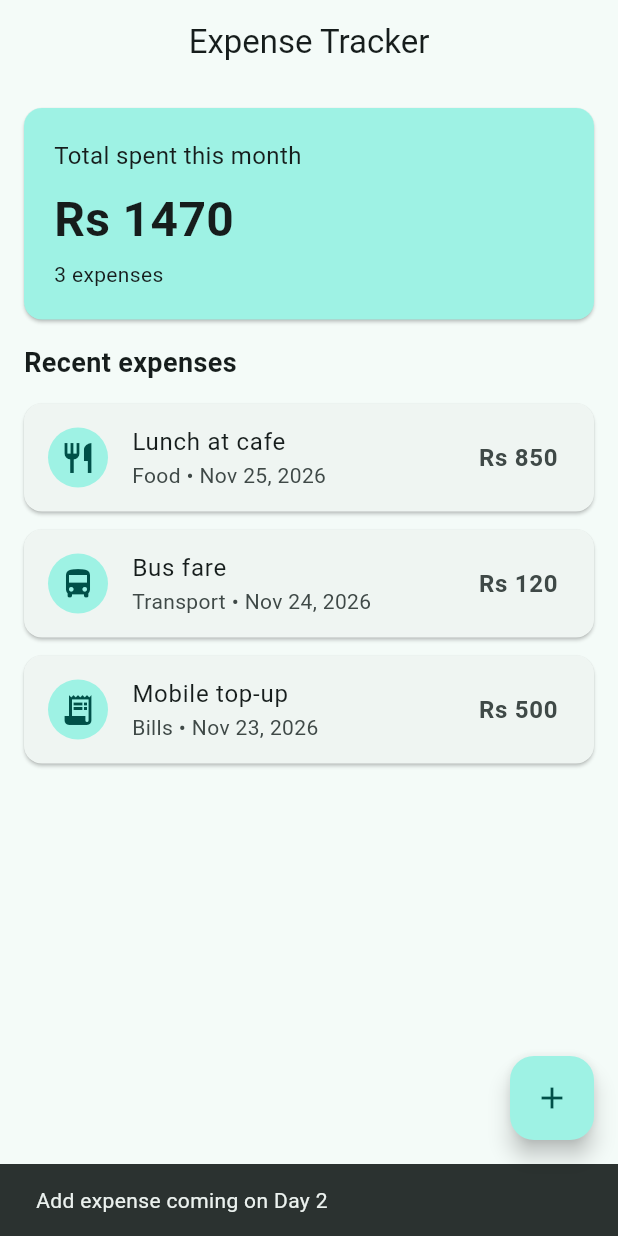
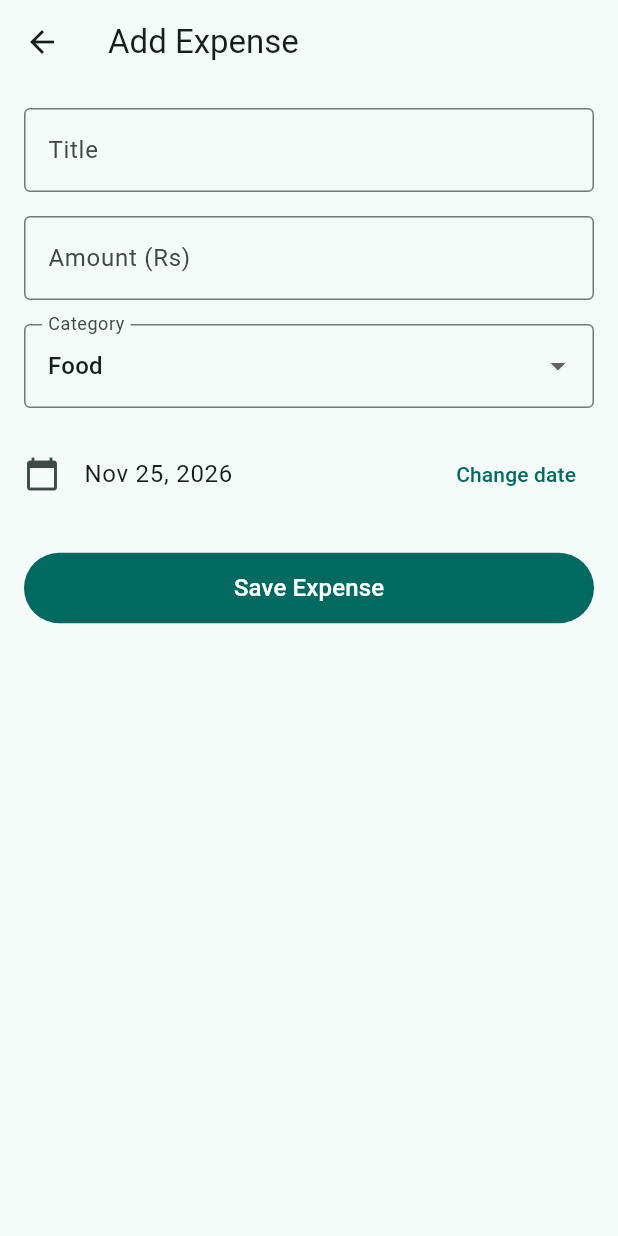
Before and after one commit to alizainanwar/flutter-expense-tracker, a Flutter app: the screen it shows after launch, after a tap on the "add" icon, on a phone screen of 412 x 824 dp. Run offline on Flutter 3.47's test engine with Material 3 defaults, Android fonts, the phone set to English and light mode, and no system bars.

Commit message:
Day 2: Add-expense form

```diff
--- a/lib/main.dart
+++ b/lib/main.dart
@@ -1,9 +1,16 @@
 import 'package:flutter/material.dart';
+import 'package:provider/provider.dart';
 
+import 'providers/expense_provider.dart';
 import 'screens/home_screen.dart';
 
 void main() {
-  runApp(const ExpenseTrackerApp());
+  runApp(
+    ChangeNotifierProvider(
+      create: (_) => ExpenseProvider(),
+      child: const ExpenseTrackerApp(),
+    ),
+  );
 }
 
 class ExpenseTrackerApp extends StatelessWidget {
--- /dev/null
+++ b/lib/providers/expense_provider.dart
@@ -0,0 +1,40 @@
+import 'package:flutter/foundation.dart';
+
+import '../models/expense.dart';
+
+/// Simple state for the expense list. Day 2: in-memory only,
+/// local storage arrives on Day 3.
+class ExpenseProvider extends ChangeNotifier {
+  final List<Expense> _expenses = [
+    Expense(
+      id: '1',
+      title: 'Lunch at cafe',
+      amount: 850,
+      category: 'Food',
+      date: DateTime.now(),
+    ),
+    Expense(
+      id: '2',
+      title: 'Bus fare',
+      amount: 120,
+      category: 'Transport',
+      date: DateTime.now().subtract(const Duration(days: 1)),
+    ),
+    Expense(
+      id: '3',
+      title: 'Mobile top-up',
+      amount: 500,
+      category: 'Bills',
+      date: DateTime.now().subtract(const Duration(days: 2)),
+    ),
+  ];
+
+  List<Expense> get expenses => List.unmodifiable(_expenses);
+
+  double get totalSpent => _expenses.fold(0, (sum, e) => sum + e.amount);
+
+  void addExpense(Expense expense) {
+    _expenses.insert(0, expense);
+    notifyListeners();
+  }
+}
--- /dev/null
+++ b/lib/screens/add_expense_screen.dart
@@ -0,0 +1,138 @@
+import 'package:flutter/material.dart';
+import 'package:intl/intl.dart';
+import 'package:provider/provider.dart';
+
+import '../models/expense.dart';
+import '../providers/expense_provider.dart';
+
+/// Add-expense form: title, amount, category picker, date picker.
+class AddExpenseScreen extends StatefulWidget {
+  const AddExpenseScreen({super.key});
+
+  @override
+  State<AddExpenseScreen> createState() => _AddExpenseScreenState();
+}
+
+class _AddExpenseScreenState extends State<AddExpenseScreen> {
+  final _formKey = GlobalKey<FormState>();
+  final _titleController = TextEditingController();
+  final _amountController = TextEditingController();
+  String _category = ExpenseCategories.all.first;
+  DateTime _date = DateTime.now();
+
+  @override
+  void dispose() {
+    _titleController.dispose();
+    _amountController.dispose();
+    super.dispose();
+  }
+
+  Future<void> _pickDate() async {
+    final picked = await showDatePicker(
+      context: context,
+      initialDate: _date,
+      firstDate: DateTime(2020),
+      lastDate: DateTime.now(),
+    );
+    if (picked != null) {
+      setState(() => _date = picked);
+    }
+  }
+
+  void _save() {
+    if (!_formKey.currentState!.validate()) return;
+
+    final expense = Expense(
+      id: DateTime.now().millisecondsSinceEpoch.toString(),
+      title: _titleController.text.trim(),
+      amount: double.parse(_amountController.text.trim()),
+      category: _category,
+      date: _date,
+    );
+
+    context.read<ExpenseProvider>().addExpense(expense);
+    Navigator.of(context).pop();
+  }
+
+  @override
+  Widget build(BuildContext context) {
+    return Scaffold(
+      appBar: AppBar(title: const Text('Add Expense')),
+      body: Padding(
+        padding: const EdgeInsets.all(16),
+        child: Form(
+          key: _formKey,
+          child: Column(
+            crossAxisAlignment: CrossAxisAlignment.stretch,
+            children: [
+              TextFormField(
+                controller: _titleController,
+                decoration: const InputDecoration(
+                  labelText: 'Title',
+                  border: OutlineInputBorder(),
+                ),
+                validator: (value) =>
+                    value == null || value.trim().isEmpty
+                        ? 'Please enter a title'
+                        : null,
+              ),
+              const SizedBox(height: 16),
+              TextFormField(
+                controller: _amountController,
+                keyboardType: TextInputType.number,
+                decoration: const InputDecoration(
+                  labelText: 'Amount (Rs)',
+                  border: OutlineInputBorder(),
+                ),
+                validator: (value) {
+                  final amount = double.tryParse(value?.trim() ?? '');
+                  if (amount == null || amount <= 0) {
+                    return 'Please enter a valid amount';
+                  }
+                  return null;
+                },
+              ),
+              const SizedBox(height: 16),
+              DropdownButtonFormField<String>(
+                value: _category,
+                decoration: const InputDecoration(
+                  labelText: 'Category',
+                  border: OutlineInputBorder(),
+                ),
+                items: ExpenseCategories.all
+                    .map(
+                      (category) => DropdownMenuItem(
+                        value: category,
+                        child: Text(category),
+                      ),
+                    )
+                    .toList(),
+                onChanged: (value) {
+                  if (value != null) setState(() => _category = value);
+                },
+              ),
+              const SizedBox(height: 16),
+              ListTile(
+                contentPadding: EdgeInsets.zero,
+                leading: const Icon(Icons.calendar_today),
+                title: Text(DateFormat.yMMMd().format(_date)),
+                trailing: TextButton(
+                  onPressed: _pickDate,
+                  child: const Text('Change date'),
+                ),
+              ),
+              const SizedBox(height: 24),
+              FilledButton(
+                onPressed: _save,
+                child: const Padding(
+                  padding: EdgeInsets.symmetric(vertical: 12),
+                  child: Text('Save Expense', style: TextStyle(fontSize: 16)),
+                ),
+              ),
+            ],
+          ),
+        ),
+      ),
+    );
+  }
+}
--- a/lib/screens/home_screen.dart
+++ b/lib/screens/home_screen.dart
@@ -1,40 +1,14 @@
 import 'package:flutter/material.dart';
+import 'package:provider/provider.dart';
 
-import '../models/expense.dart';
+import '../providers/expense_provider.dart';
 import '../widgets/expense_tile.dart';
+import 'add_expense_screen.dart';
 
 /// Home screen: total spent card + list of expenses.
-/// Day 1: UI skeleton with dummy data. Add-expense form arrives on Day 2.
+/// Day 2: reads expenses from ExpenseProvider; FAB opens the add form.
 class HomeScreen extends StatelessWidget {
   const HomeScreen({super.key});
-
-  // Dummy data for the Day 1 skeleton — replaced by real state on Day 2/3.
-  static final List<Expense> _dummyExpenses = [
-    Expense(
-      id: '1',
-      title: 'Lunch at cafe',
-      amount: 850,
-      category: 'Food',
-      date: DateTime.now(),
-    ),
-    Expense(
-      id: '2',
-      title: 'Bus fare',
-      amount: 120,
-      category: 'Transport',
-      date: DateTime.now().subtract(const Duration(days: 1)),
-    ),
-    Expense(
-      id: '3',
-      title: 'Mobile top-up',
-      amount: 500,
-      category: 'Bills',
-      date: DateTime.now().subtract(const Duration(days: 2)),
-    ),
-  ];
-
-  double get _totalSpent =>
-      _dummyExpenses.fold(0, (sum, e) => sum + e.amount);
 
   @override
   Widget build(BuildContext context) {
@@ -43,7 +17,10 @@ class HomeScreen extends StatelessWidget {
         title: const Text('Expense Tracker'),
         centerTitle: true,
       ),
-      body: Column(
+      body: Consumer<ExpenseProvider>(
+        builder: (context, provider, child) {
+          final expenses = provider.expenses;
+          return Column(
             crossAxisAlignment: CrossAxisAlignment.stretch,
             children: [
               // Total spent card.
@@ -61,7 +38,7 @@ class HomeScreen extends StatelessWidget {
                       ),
                       const SizedBox(height: 8),
                       Text(
-                    'Rs ${_totalSpent.toStringAsFixed(0)}',
+                        'Rs ${provider.totalSpent.toStringAsFixed(0)}',
                         style: const TextStyle(
                           fontSize: 32,
                           fontWeight: FontWeight.bold,
@@ -69,7 +46,7 @@ class HomeScreen extends StatelessWidget {
                       ),
                       const SizedBox(height: 4),
                       Text(
-                    '${_dummyExpenses.length} expenses',
+                        '${expenses.length} expenses',
                         style: const TextStyle(fontSize: 14),
                       ),
                     ],
@@ -85,21 +62,26 @@ class HomeScreen extends StatelessWidget {
               ),
               const SizedBox(height: 8),
               Expanded(
-            child: ListView.builder(
-              itemCount: _dummyExpenses.length,
+                child: expenses.isEmpty
+                    ? const Center(
+                        child: Text('No expenses yet. Tap + to add one.'),
+                      )
+                    : ListView.builder(
+                        itemCount: expenses.length,
                         itemBuilder: (context, index) {
-                return ExpenseTile(expense: _dummyExpenses[index]);
+                          return ExpenseTile(expense: expenses[index]);
                         },
                       ),
               ),
             ],
+          );
+        },
       ),
       floatingActionButton: FloatingActionButton(
         onPressed: () {
-          // Day 2: opens the add-expense form.
-          ScaffoldMessenger.of(context).showSnackBar(
-            const SnackBar(
-              content: Text('Add expense coming on Day 2'),
+          Navigator.of(context).push(
+            MaterialPageRoute(
+              builder: (context) => const AddExpenseScreen(),
             ),
           );
         },
```
Also changed, not shown: 1 other file. Lines whose indentation alone changed are shown as unchanged.
